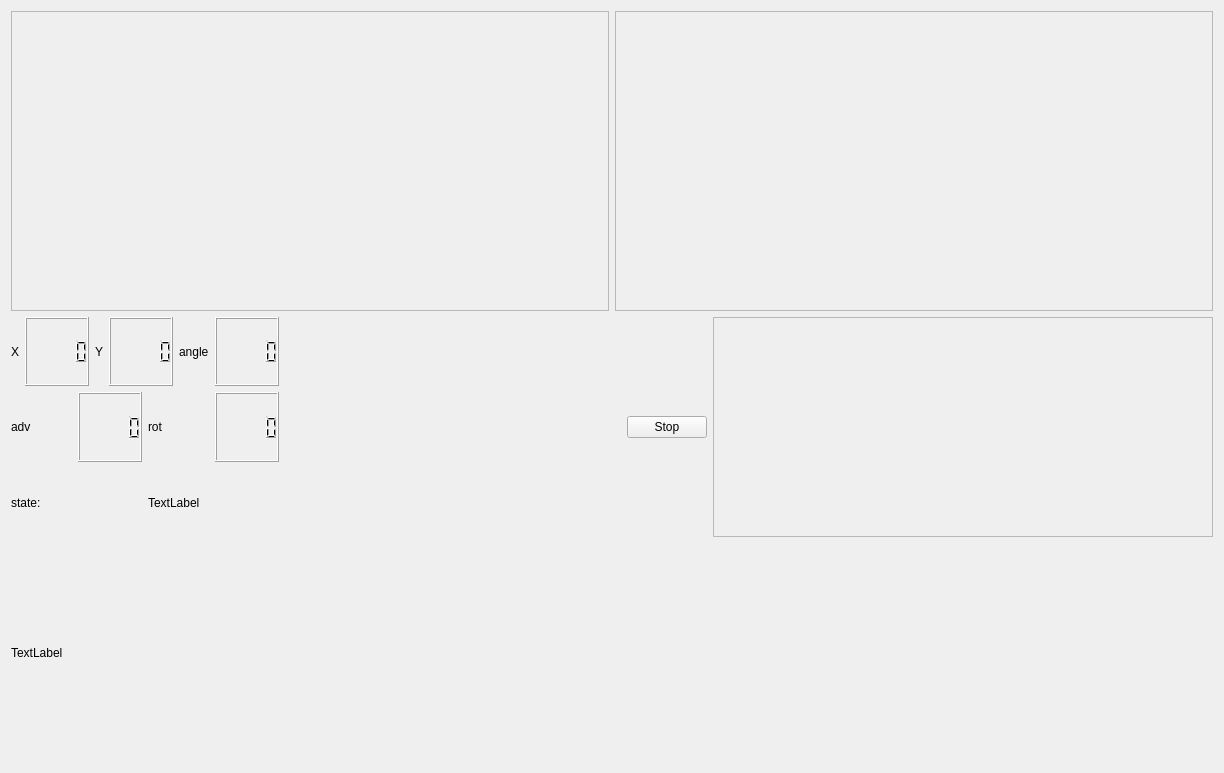
The window that Activity4/src/mainUI.ui (XemnasDestroyer/robotica) describes before a commit, drawn with Qt 5.
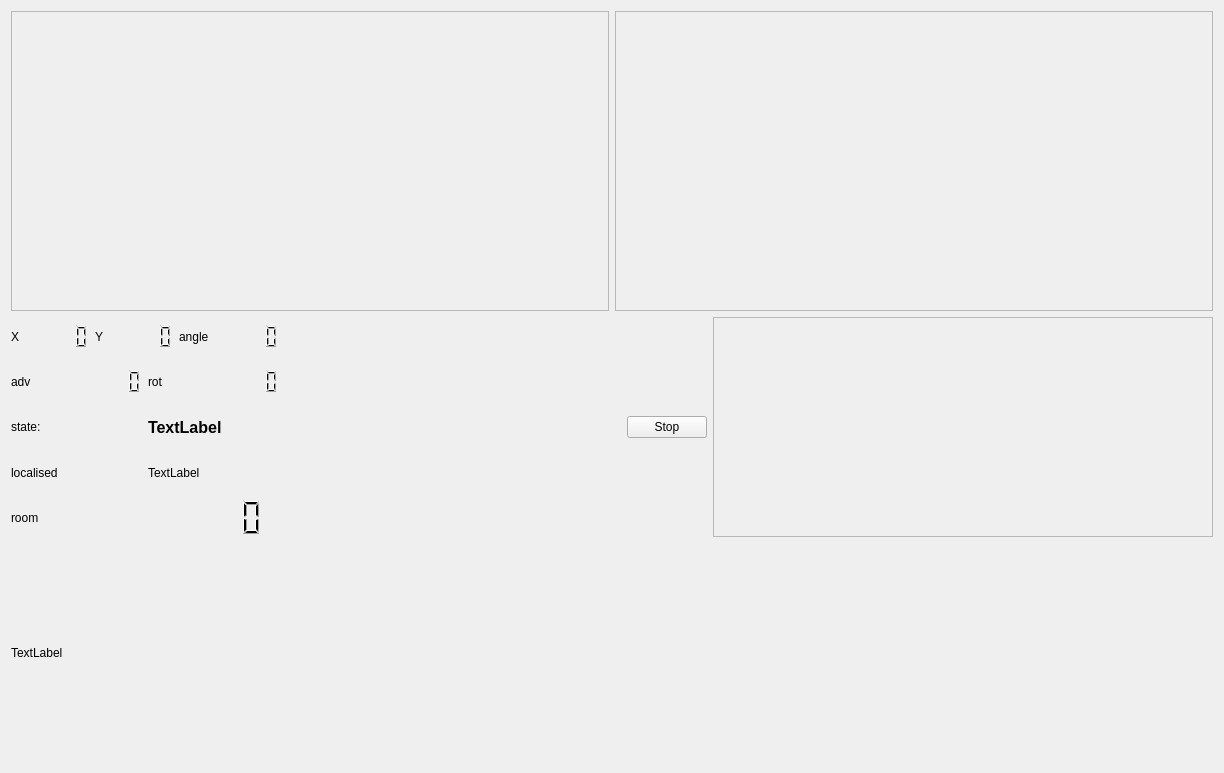
The same window after the commit.

Patch:
```diff
--- a/Activity4/src/mainUI.ui
+++ b/Activity4/src/mainUI.ui
@@ -88,6 +88,12 @@
                    <bold>true</bold>
                   </font>
                  </property>
+                 <property name="frameShape">
+                  <enum>QFrame::NoFrame</enum>
+                 </property>
+                 <property name="frameShadow">
+                  <enum>QFrame::Plain</enum>
+                 </property>
                 </widget>
                </item>
               </layout>
@@ -108,6 +114,9 @@
                    <bold>true</bold>
                   </font>
                  </property>
+                 <property name="frameShape">
+                  <enum>QFrame::NoFrame</enum>
+                 </property>
                 </widget>
                </item>
               </layout>
@@ -128,6 +137,9 @@
                    <bold>true</bold>
                   </font>
                  </property>
+                 <property name="frameShape">
+                  <enum>QFrame::NoFrame</enum>
+                 </property>
                 </widget>
                </item>
               </layout>
@@ -146,7 +158,11 @@
                 </widget>
                </item>
                <item>
-                <widget class="QLCDNumber" name="lcdNumber_adv"/>
+                <widget class="QLCDNumber" name="lcdNumber_adv">
+                 <property name="frameShape">
+                  <enum>QFrame::NoFrame</enum>
+                 </property>
+                </widget>
                </item>
               </layout>
              </item>
@@ -160,7 +176,16 @@
                 </widget>
                </item>
                <item>
-                <widget class="QLCDNumber" name="lcdNumber_rot"/>
+                <widget class="QLCDNumber" name="lcdNumber_rot">
+                 <property name="font">
+                  <font>
+                   <bold>true</bold>
+                  </font>
+                 </property>
+                 <property name="frameShape">
+                  <enum>QFrame::NoFrame</enum>
+                 </property>
+                </widget>
                </item>
               </layout>
              </item>
@@ -177,6 +202,12 @@
              </item>
              <item>
               <widget class="QLabel" name="label_state">
+               <property name="font">
+                <font>
+                 <pointsize>12</pointsize>
+                 <bold>true</bold>
+                </font>
+               </property>
                <property name="text">
                 <string>TextLabel</string>
                </property>
@@ -184,6 +215,47 @@
              </item>
             </layout>
            </item>
+           <item>
+            <layout class="QHBoxLayout" name="horizontalLayout_11">
+             <item>
+              <widget class="QLabel" name="label_6">
+               <property name="text">
+                <string>localised</string>
+               </property>
+              </widget>
+             </item>
+             <item>
+              <widget class="QLabel" name="label_localised">
+               <property name="text">
+                <string>TextLabel</string>
+               </property>
+              </widget>
+             </item>
+            </layout>
+           </item>
+           <item>
+            <layout class="QHBoxLayout" name="horizontalLayout_10">
+             <item>
+              <widget class="QLabel" name="label_state_name_2">
+               <property name="text">
+                <string>room</string>
+               </property>
+              </widget>
+             </item>
+             <item>
+              <widget class="QLCDNumber" name="lcdNumber_room">
+               <property name="font">
+                <font>
+                 <bold>true</bold>
+                </font>
+               </property>
+               <property name="frameShape">
+                <enum>QFrame::NoFrame</enum>
+               </property>
+              </widget>
+             </item>
+            </layout>
+           </item>
           </layout>
          </item>
          <item>
```
Left out of the diff: 2 changed lines with no effect on the pictures.
